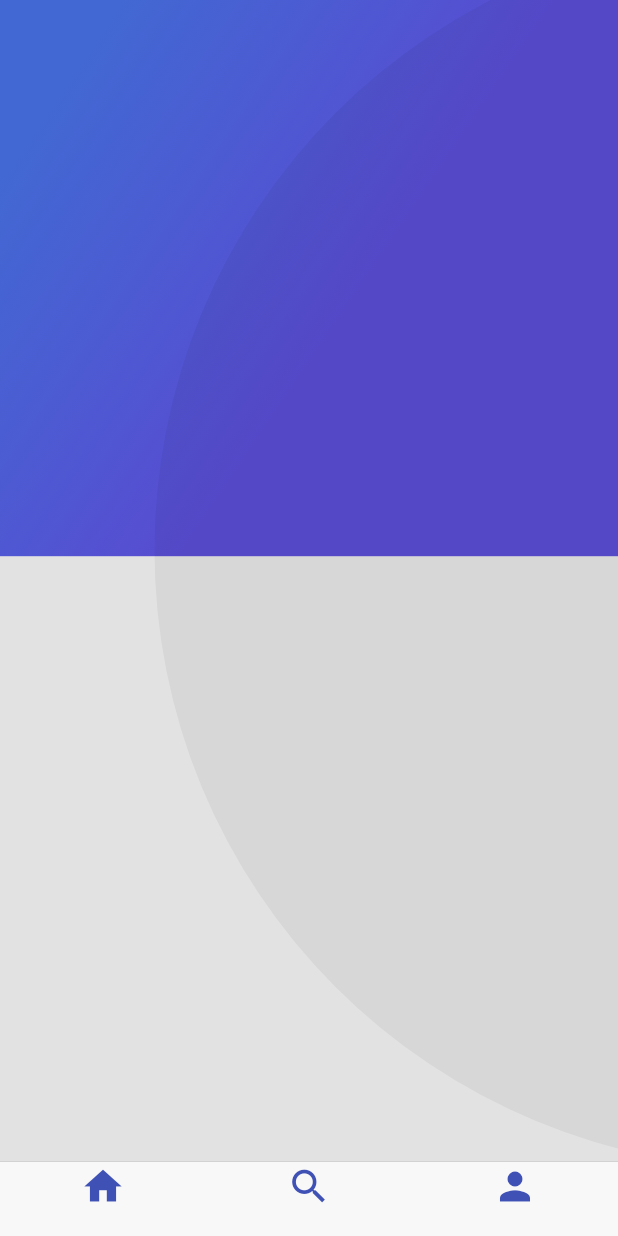
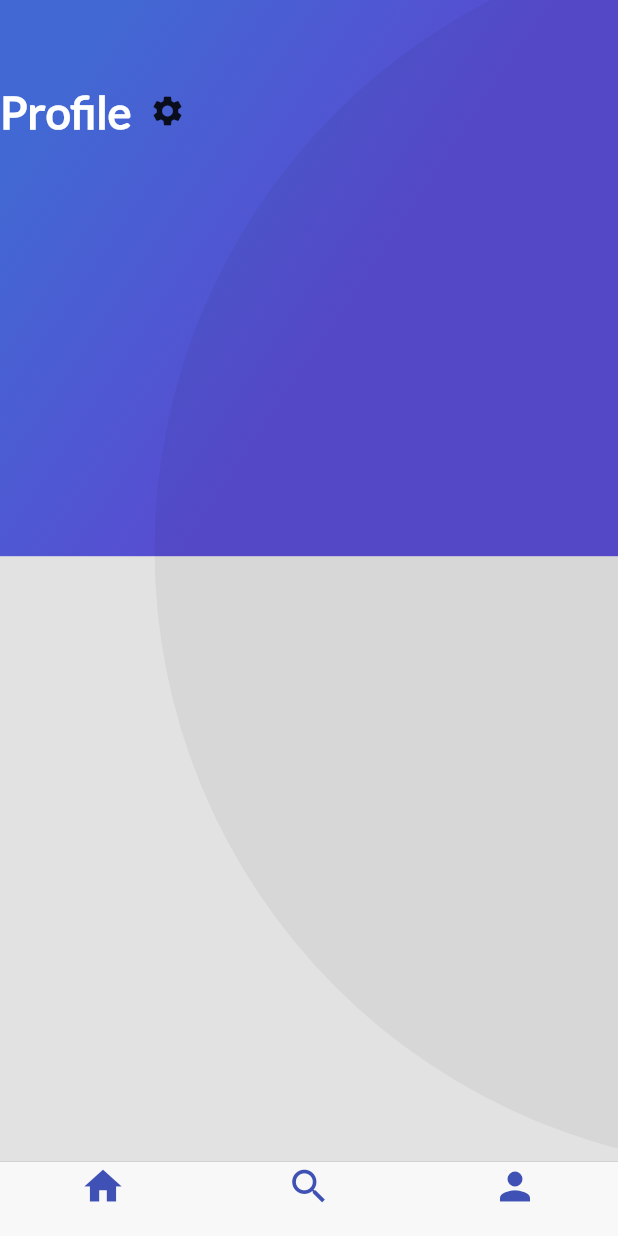
Before and after one commit to Giancarlo-Castaneda/flutter_travel, a Flutter app: the screen it shows after launch, item 3 of the bottom bar chosen, on a phone screen of 412 x 824 dp. Run offline on Flutter 3.47's test engine with Material 2 defaults, Android fonts, the phone set to English and light mode, and no system bars.

Commit message:
adding profile header

```diff
--- a/lib/Profile/profile_trips.dart
+++ b/lib/Profile/profile_trips.dart
@@ -8,7 +8,30 @@ class ProfileTrips extends StatelessWidget {
 
     return Stack(
       children: <Widget>[
-        GradientProfile("Profile")
+        GradientProfile("Profile"),
+        Container(
+          padding: EdgeInsets.only(top: 50.0),
+          child: Row(
+
+
+            children: <Widget>[
+              Text(
+                "Profile",
+                style: TextStyle(
+                    color: Colors.white,
+                    fontFamily: "Lato",
+                    fontSize: 30.0,
+                    fontWeight: FontWeight.bold
+                ),
+              ),
+              IconButton(
+                icon: Icon(Icons.settings),
+                onPressed: () {},)
+            ],
+          ),
+        ),
+
+
       ],
     );
   }
```
